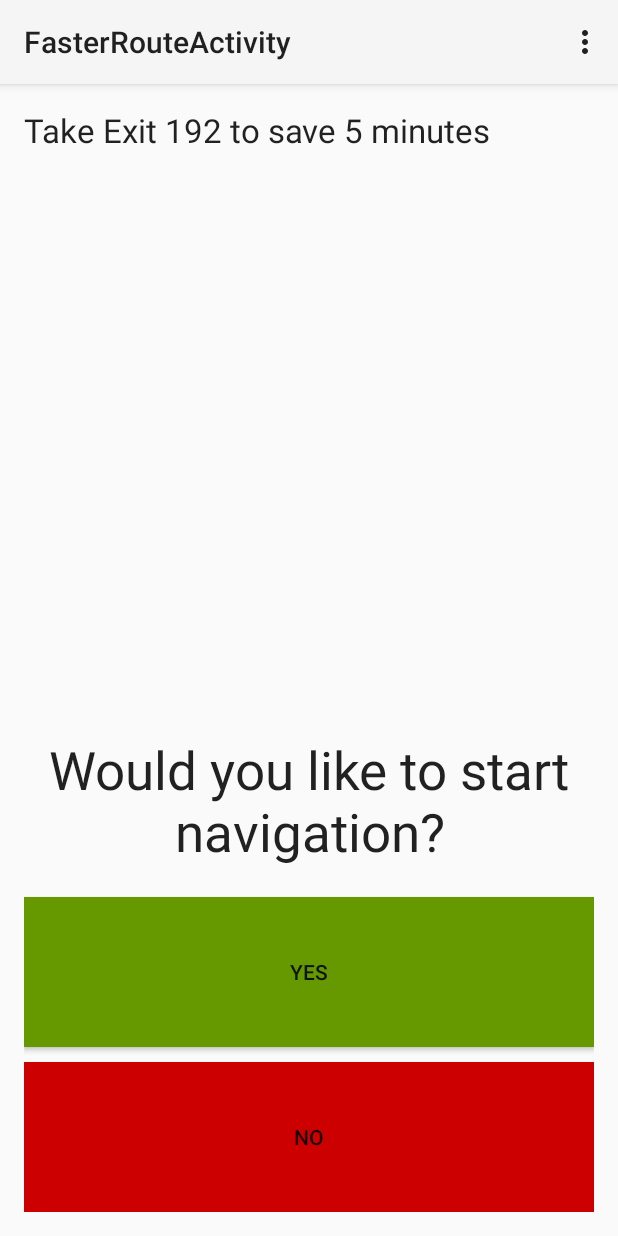
After one commit to Jaberer/OpenTraffic, an Android app: the FasterRouteActivity screen opened directly, with no data from a screen before it, on a phone screen of 412 x 824 dp. The commit adds this screen. Run offline under Robolectric (Android 15) with nearby library versions, the phone set to English and light mode, and no system bars.

Commit message:
added faster route activity

```diff
--- a/SecondRoute/app/src/main/AndroidManifest.xml
+++ b/SecondRoute/app/src/main/AndroidManifest.xml
@@ -58,6 +58,10 @@
                 android:name="android.support.PARENT_ACTIVITY"
                 android:value="rsjz.com.secondroute.MainActivity" />
         </activity>
+        <activity
+            android:name=".FasterRouteActivity"
+            android:label="@string/title_activity_faster_route" >
+        </activity>
     </application>
 
 </manifest>
--- /dev/null
+++ b/SecondRoute/app/src/main/java/rsjz/com/secondroute/FasterRouteActivity.java
@@ -0,0 +1,36 @@
+package rsjz.com.secondroute;
+
+import android.app.Activity;
+import android.os.Bundle;
+import android.view.Menu;
+import android.view.MenuItem;
+
+
+public class FasterRouteActivity extends Activity {
+
+    @Override
+    protected void onCreate(Bundle savedInstanceState) {
+        super.onCreate(savedInstanceState);
+        setContentView(R.layout.activity_faster_route);
+    }
+
+
+    @Override
+    public boolean onCreateOptionsMenu(Menu menu) {
+        // Inflate the menu; this adds items to the action bar if it is present.
+        getMenuInflater().inflate(R.menu.faster_route, menu);
+        return true;
+    }
+
+    @Override
+    public boolean onOptionsItemSelected(MenuItem item) {
+        // Handle action bar item clicks here. The action bar will
+        // automatically handle clicks on the Home/Up button, so long
+        // as you specify a parent activity in AndroidManifest.xml.
+        int id = item.getItemId();
+        if (id == R.id.action_settings) {
+            return true;
+        }
+        return super.onOptionsItemSelected(item);
+    }
+}
--- /dev/null
+++ b/SecondRoute/app/src/main/res/layout/activity_faster_route.xml
@@ -0,0 +1,57 @@
+<RelativeLayout xmlns:android="http://schemas.android.com/apk/res/android"
+    xmlns:tools="http://schemas.android.com/tools"
+    android:layout_width="match_parent"
+    android:layout_height="match_parent"
+    android:paddingLeft="@dimen/activity_horizontal_margin"
+    android:paddingRight="@dimen/activity_horizontal_margin"
+    android:paddingTop="@dimen/activity_vertical_margin"
+    android:paddingBottom="@dimen/activity_vertical_margin"
+    tools:context="rsjz.com.secondroute.FasterRouteActivity">
+
+
+    <TextView
+        android:layout_width="wrap_content"
+        android:layout_height="wrap_content"
+        android:textAppearance="?android:attr/textAppearanceLarge"
+        android:text="Take Exit 192 to save 5 minutes"
+        android:id="@+id/textView"
+        android:layout_alignParentTop="true"
+        android:layout_alignParentLeft="true"
+        android:layout_alignParentStart="true" />
+
+    <TextView
+        android:layout_width="wrap_content"
+        android:layout_height="wrap_content"
+        android:textAppearance="?android:attr/textAppearanceLarge"
+        android:text="Would you like to start navigation?"
+        android:id="@+id/textView2"
+        android:textSize="35sp"
+        android:layout_above="@+id/button2"
+        android:layout_alignParentLeft="true"
+        android:gravity="center"
+        android:layout_alignParentStart="true"
+        android:layout_marginBottom="20dp" />
+
+    <Button
+        android:layout_width="wrap_content"
+        android:layout_height="100dp"
+        android:text="No"
+        android:id="@+id/button"
+        android:layout_alignParentBottom="true"
+        android:layout_alignParentLeft="true"
+        android:layout_alignParentStart="true"
+        android:layout_alignParentRight="true"
+
+        android:background="@android:color/holo_red_dark"
+        android:layout_alignParentEnd="true" />
+
+    <Button
+        android:layout_width="match_parent"
+        android:layout_height="100dp"
+        android:text="Yes"
+        android:id="@+id/button2"
+        android:layout_above="@+id/button"
+        android:layout_marginBottom="10dp"
+        android:layout_centerHorizontal="true"
+        android:background="@android:color/holo_green_dark" />
+</RelativeLayout>
--- /dev/null
+++ b/SecondRoute/app/src/main/res/menu/faster_route.xml
@@ -0,0 +1,8 @@
+<menu xmlns:android="http://schemas.android.com/apk/res/android"
+    xmlns:tools="http://schemas.android.com/tools"
+    tools:context="rsjz.com.secondroute.FasterRouteActivity" >
+    <item android:id="@+id/action_settings"
+        android:title="@string/action_settings"
+        android:orderInCategory="100"
+        android:showAsAction="never" />
+</menu>
--- a/SecondRoute/app/src/main/res/values/strings.xml
+++ b/SecondRoute/app/src/main/res/values/strings.xml
@@ -6,5 +6,6 @@
     <string name="action_settings">Settings</string>
     <string name="title_activity_set_address">SetAddressActivity</string>
     <string name="title_activity_choose_preferred_route">ChoosePreferredRouteActivity</string>
+    <string name="title_activity_faster_route">FasterRouteActivity</string>
 
 </resources>
```
